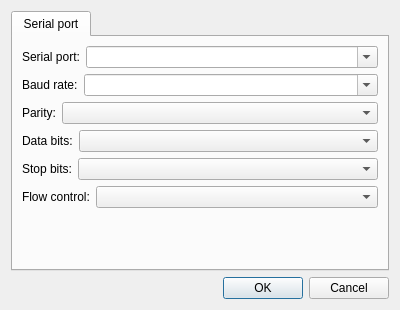
Qt form Plugins/SerialPort/DlgSettingsSerialPort.ui (KangLin/RabbitRemoteControl) before a commit.
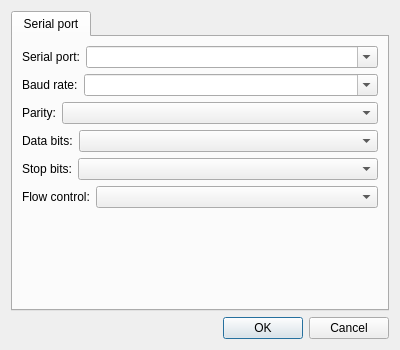
The same form after that commit.

The edit to the form file:
```diff
--- a/Plugins/SerialPort/DlgSettingsSerialPort.ui
+++ b/Plugins/SerialPort/DlgSettingsSerialPort.ui
@@ -7,7 +7,7 @@
     <x>0</x>
     <y>0</y>
     <width>400</width>
-    <height>310</height>
+    <height>350</height>
    </rect>
   </property>
   <property name="windowTitle">
```
